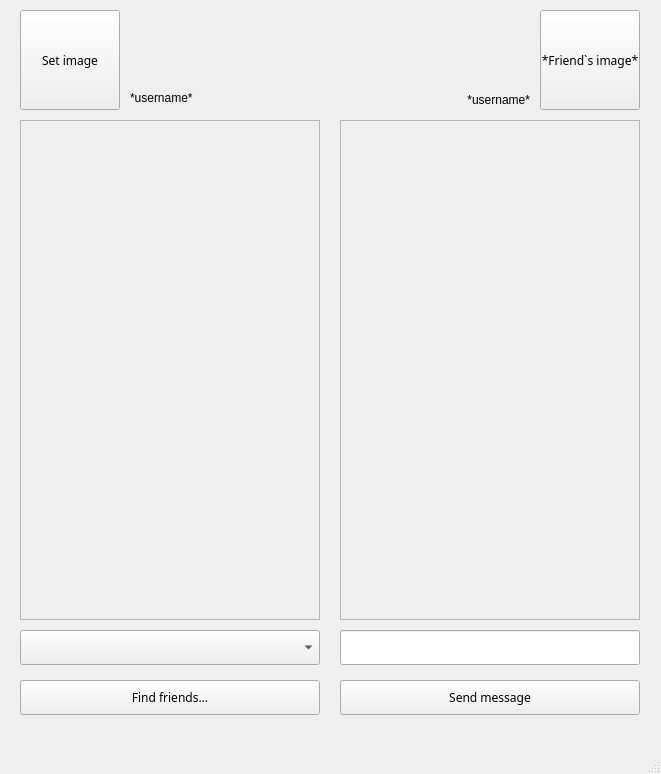
The window that NEWchat_window.ui (IgorEvgenievichChebotar/MessengerSimple) describes before a commit, drawn with Qt 5.
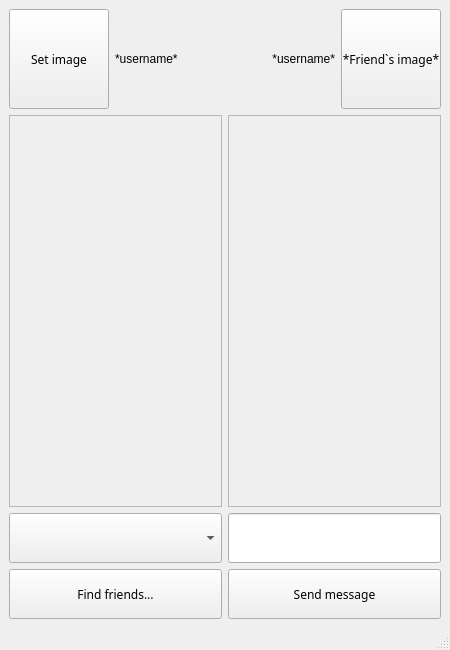
The same window after the commit.

What changed in the file:
```diff
--- a/NEWchat_window.ui
+++ b/NEWchat_window.ui
@@ -6,47 +6,52 @@
    <rect>
     <x>0</x>
     <y>0</y>
-    <width>661</width>
-    <height>774</height>
+    <width>450</width>
+    <height>650</height>
    </rect>
   </property>
+  <property name="minimumSize">
+   <size>
+    <width>450</width>
+    <height>650</height>
+   </size>
+  </property>
   <property name="windowTitle">
    <string>MainWindow</string>
   </property>
   <widget class="QWidget" name="centralwidget">
-   <widget class="QPushButton" name="pushButton">
-    <property name="geometry">
-     <rect>
-      <x>340</x>
-      <y>680</y>
-      <width>300</width>
-      <height>35</height>
-     </rect>
-    </property>
+   <layout class="QGridLayout" name="gridLayout">
+    <item row="0" column="2">
+     <widget class="QLabel" name="label_2">
     <property name="sizePolicy">
-     <sizepolicy hsizetype="Minimum" vsizetype="Maximum">
+       <sizepolicy hsizetype="Preferred" vsizetype="Maximum">
       <horstretch>0</horstretch>
       <verstretch>0</verstretch>
      </sizepolicy>
     </property>
-    <property name="font">
-     <font>
-      <family>Segoe UI Variable</family>
-     </font>
-    </property>
+      <property name="text">
+       <string>*username*</string>
+      </property>
+      <property name="alignment">
+       <set>Qt::AlignRight|Qt::AlignTrailing|Qt::AlignVCenter</set>
+      </property>
+     </widget>
+    </item>
+    <item row="0" column="1">
+     <widget class="QLabel" name="label">
+      <property name="sizePolicy">
+       <sizepolicy hsizetype="Preferred" vsizetype="Maximum">
+        <horstretch>0</horstretch>
+        <verstretch>0</verstretch>
+       </sizepolicy>
+      </property>
     <property name="text">
-     <string>Send message</string>
-    </property>
-   </widget>
+       <string>*username*</string>
+      </property>
+     </widget>
+    </item>
+    <item row="0" column="0">
    <widget class="QPushButton" name="pushButton_2">
-    <property name="geometry">
-     <rect>
-      <x>20</x>
-      <y>10</y>
-      <width>100</width>
-      <height>100</height>
-     </rect>
-    </property>
     <property name="sizePolicy">
      <sizepolicy hsizetype="Preferred" vsizetype="Preferred">
       <horstretch>0</horstretch>
@@ -55,14 +60,14 @@
     </property>
     <property name="minimumSize">
      <size>
-      <width>50</width>
-      <height>50</height>
+        <width>100</width>
+        <height>100</height>
      </size>
     </property>
     <property name="maximumSize">
      <size>
-      <width>200</width>
-      <height>200</height>
+        <width>100</width>
+        <height>100</height>
      </size>
     </property>
     <property name="font">
@@ -74,123 +79,9 @@
      <string>Set image</string>
     </property>
    </widget>
-   <widget class="QScrollArea" name="scrollArea_3">
-    <property name="geometry">
-     <rect>
-      <x>340</x>
-      <y>120</y>
-      <width>300</width>
-      <height>500</height>
-     </rect>
-    </property>
-    <property name="sizePolicy">
-     <sizepolicy hsizetype="Expanding" vsizetype="Maximum">
-      <horstretch>0</horstretch>
-      <verstretch>0</verstretch>
-     </sizepolicy>
-    </property>
-    <property name="font">
-     <font>
-      <family>Segoe UI Variable</family>
-     </font>
-    </property>
-    <property name="widgetResizable">
-     <bool>true</bool>
-    </property>
-    <widget class="QWidget" name="scrollAreaWidgetContents_3">
-     <property name="geometry">
-      <rect>
-       <x>0</x>
-       <y>0</y>
-       <width>298</width>
-       <height>498</height>
-      </rect>
-     </property>
-    </widget>
-   </widget>
-   <widget class="QScrollArea" name="scrollArea_4">
-    <property name="geometry">
-     <rect>
-      <x>20</x>
-      <y>120</y>
-      <width>300</width>
-      <height>500</height>
-     </rect>
-    </property>
-    <property name="sizePolicy">
-     <sizepolicy hsizetype="Expanding" vsizetype="Maximum">
-      <horstretch>0</horstretch>
-      <verstretch>0</verstretch>
-     </sizepolicy>
-    </property>
-    <property name="font">
-     <font>
-      <family>Segoe UI Variable</family>
-     </font>
-    </property>
-    <property name="widgetResizable">
-     <bool>true</bool>
-    </property>
-    <widget class="QWidget" name="scrollAreaWidgetContents_4">
-     <property name="geometry">
-      <rect>
-       <x>0</x>
-       <y>0</y>
-       <width>298</width>
-       <height>498</height>
-      </rect>
-     </property>
-    </widget>
-   </widget>
-   <widget class="QLineEdit" name="lineEdit">
-    <property name="geometry">
-     <rect>
-      <x>340</x>
-      <y>630</y>
-      <width>300</width>
-      <height>35</height>
-     </rect>
-    </property>
-    <property name="sizePolicy">
-     <sizepolicy hsizetype="Expanding" vsizetype="Maximum">
-      <horstretch>0</horstretch>
-      <verstretch>0</verstretch>
-     </sizepolicy>
-    </property>
-   </widget>
-   <widget class="QPushButton" name="pushButton_3">
-    <property name="geometry">
-     <rect>
-      <x>20</x>
-      <y>680</y>
-      <width>300</width>
-      <height>35</height>
-     </rect>
-    </property>
-    <property name="sizePolicy">
-     <sizepolicy hsizetype="Minimum" vsizetype="Maximum">
-      <horstretch>0</horstretch>
-      <verstretch>0</verstretch>
-     </sizepolicy>
-    </property>
-    <property name="font">
-     <font>
-      <family>Segoe UI Variable</family>
-     </font>
-    </property>
-    <property name="text">
-     <string>Find friends...</string>
-    </property>
-   </widget>
+    </item>
+    <item row="0" column="3">
    <widget class="QPushButton" name="pushButton_4">
-    <property name="geometry">
-     <rect>
-      <x>540</x>
-      <y>10</y>
-      <width>100</width>
-      <height>100</height>
-     </rect>
-    </property>
     <property name="sizePolicy">
      <sizepolicy hsizetype="Preferred" vsizetype="Preferred">
       <horstretch>0</horstretch>
@@ -199,14 +90,14 @@
     </property>
     <property name="minimumSize">
      <size>
-      <width>50</width>
-      <height>50</height>
+        <width>100</width>
+        <height>100</height>
      </size>
     </property>
     <property name="maximumSize">
      <size>
-      <width>200</width>
-      <height>200</height>
+        <width>100</width>
+        <height>100</height>
      </size>
     </property>
     <property name="font">
@@ -218,63 +109,168 @@
      <string>*Friend`s image*</string>
     </property>
    </widget>
-   <widget class="QLabel" name="label">
-    <property name="geometry">
-     <rect>
-      <x>130</x>
-      <y>90</y>
-      <width>191</width>
-      <height>16</height>
-     </rect>
-    </property>
+    </item>
+    <item row="3" column="0" colspan="2">
+     <widget class="QPushButton" name="pushButton_3">
     <property name="sizePolicy">
-     <sizepolicy hsizetype="Preferred" vsizetype="Maximum">
+       <sizepolicy hsizetype="Minimum" vsizetype="Maximum">
       <horstretch>0</horstretch>
       <verstretch>0</verstretch>
      </sizepolicy>
     </property>
-    <property name="text">
-     <string>*username*</string>
-    </property>
-   </widget>
-   <widget class="QLabel" name="label_2">
-    <property name="geometry">
-     <rect>
-      <x>339</x>
-      <y>90</y>
-      <width>191</width>
-      <height>20</height>
-     </rect>
-    </property>
-    <property name="sizePolicy">
-     <sizepolicy hsizetype="Preferred" vsizetype="Maximum">
-      <horstretch>0</horstretch>
-      <verstretch>0</verstretch>
-     </sizepolicy>
-    </property>
+      <property name="maximumSize">
+       <size>
+        <width>16777215</width>
+        <height>50</height>
+       </size>
+      </property>
+      <property name="font">
+       <font>
+        <family>Segoe UI Variable</family>
+       </font>
+      </property>
     <property name="text">
-     <string>*username*</string>
-    </property>
-    <property name="alignment">
-     <set>Qt::AlignRight|Qt::AlignTrailing|Qt::AlignVCenter</set>
-    </property>
-   </widget>
+       <string>Find friends...</string>
+      </property>
+     </widget>
+    </item>
+    <item row="2" column="0" colspan="2">
    <widget class="QComboBox" name="comboBox">
+      <property name="sizePolicy">
+       <sizepolicy hsizetype="Preferred" vsizetype="Preferred">
+        <horstretch>0</horstretch>
+        <verstretch>0</verstretch>
+       </sizepolicy>
+      </property>
+      <property name="minimumSize">
+       <size>
+        <width>0</width>
+        <height>25</height>
+       </size>
+      </property>
+      <property name="maximumSize">
+       <size>
+        <width>16777215</width>
+        <height>50</height>
+       </size>
+      </property>
+     </widget>
+    </item>
+    <item row="2" column="2" colspan="2">
+     <widget class="QLineEdit" name="lineEdit">
+      <property name="sizePolicy">
+       <sizepolicy hsizetype="Expanding" vsizetype="Preferred">
+        <horstretch>0</horstretch>
+        <verstretch>0</verstretch>
+       </sizepolicy>
+      </property>
+      <property name="minimumSize">
+       <size>
+        <width>0</width>
+        <height>25</height>
+       </size>
+      </property>
+      <property name="maximumSize">
+       <size>
+        <width>16777215</width>
+        <height>50</height>
+       </size>
+      </property>
+     </widget>
+    </item>
+    <item row="3" column="2" colspan="2">
+     <widget class="QPushButton" name="pushButton">
+      <property name="sizePolicy">
+       <sizepolicy hsizetype="Minimum" vsizetype="Maximum">
+        <horstretch>0</horstretch>
+        <verstretch>0</verstretch>
+       </sizepolicy>
+      </property>
+      <property name="maximumSize">
+       <size>
+        <width>16777215</width>
+        <height>50</height>
+       </size>
+      </property>
+      <property name="font">
+       <font>
+        <family>Segoe UI Variable</family>
+       </font>
+      </property>
+      <property name="text">
+       <string>Send message</string>
+      </property>
+     </widget>
+    </item>
+    <item row="1" column="0" colspan="2">
+     <widget class="QScrollArea" name="scrollArea_4">
+      <property name="sizePolicy">
+       <sizepolicy hsizetype="Preferred" vsizetype="Preferred">
+        <horstretch>0</horstretch>
+        <verstretch>0</verstretch>
+       </sizepolicy>
+      </property>
+      <property name="minimumSize">
+       <size>
+        <width>0</width>
+        <height>250</height>
+       </size>
+      </property>
+      <property name="font">
+       <font>
+        <family>Segoe UI Variable</family>
+       </font>
+      </property>
+      <property name="widgetResizable">
+       <bool>true</bool>
+      </property>
+      <widget class="QWidget" name="scrollAreaWidgetContents_4">
     <property name="geometry">
      <rect>
-      <x>20</x>
-      <y>630</y>
-      <width>300</width>
-      <height>35</height>
-     </rect>
-    </property>
+         <x>0</x>
+         <y>0</y>
+         <width>209</width>
+         <height>354</height>
+        </rect>
+       </property>
+      </widget>
+     </widget>
+    </item>
+    <item row="1" column="2" colspan="2">
+     <widget class="QScrollArea" name="scrollArea_3">
     <property name="sizePolicy">
-     <sizepolicy hsizetype="Preferred" vsizetype="Maximum">
+       <sizepolicy hsizetype="Preferred" vsizetype="Preferred">
       <horstretch>0</horstretch>
       <verstretch>0</verstretch>
      </sizepolicy>
     </property>
-   </widget>
+      <property name="minimumSize">
+       <size>
+        <width>0</width>
+        <height>250</height>
+       </size>
+      </property>
+      <property name="font">
+       <font>
+        <family>Segoe UI Variable</family>
+       </font>
+      </property>
+      <property name="widgetResizable">
+       <bool>true</bool>
+      </property>
+      <widget class="QWidget" name="scrollAreaWidgetContents_3">
+       <property name="geometry">
+        <rect>
+         <x>0</x>
+         <y>0</y>
+         <width>208</width>
+         <height>354</height>
+        </rect>
+       </property>
+      </widget>
+     </widget>
+    </item>
+   </layout>
    <zorder>comboBox</zorder>
    <zorder>lineEdit</zorder>
    <zorder>pushButton</zorder>
```
Left out of the diff: 10 changed lines with no effect on the pictures. Lines whose indentation alone changed are shown as unchanged.
